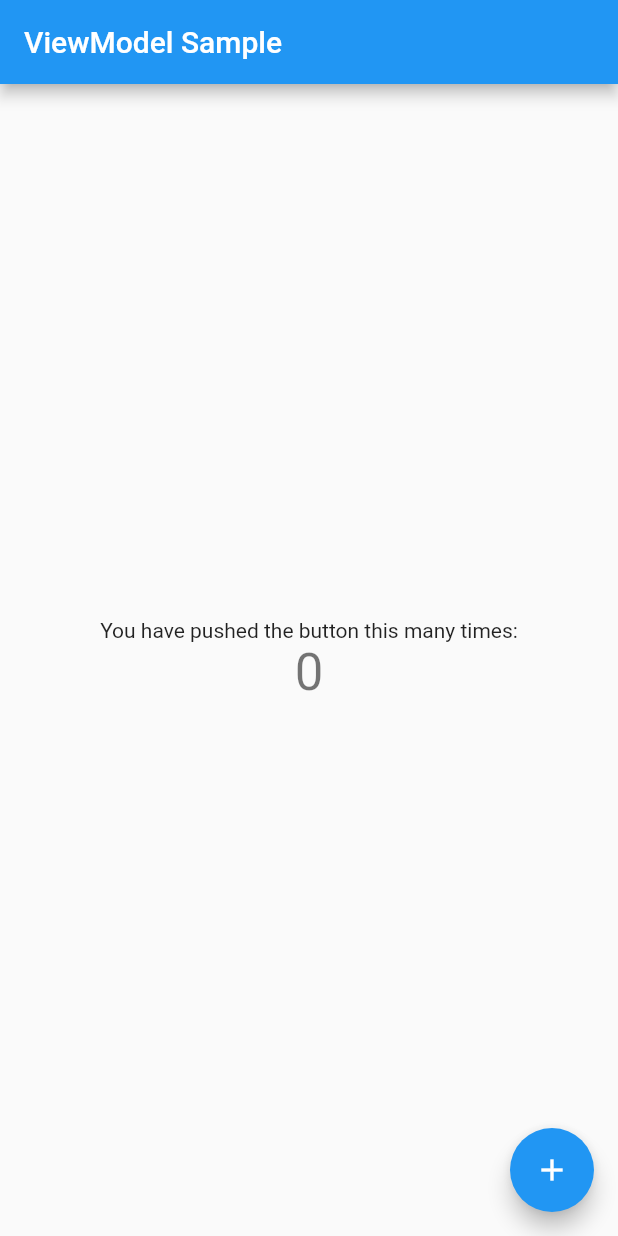
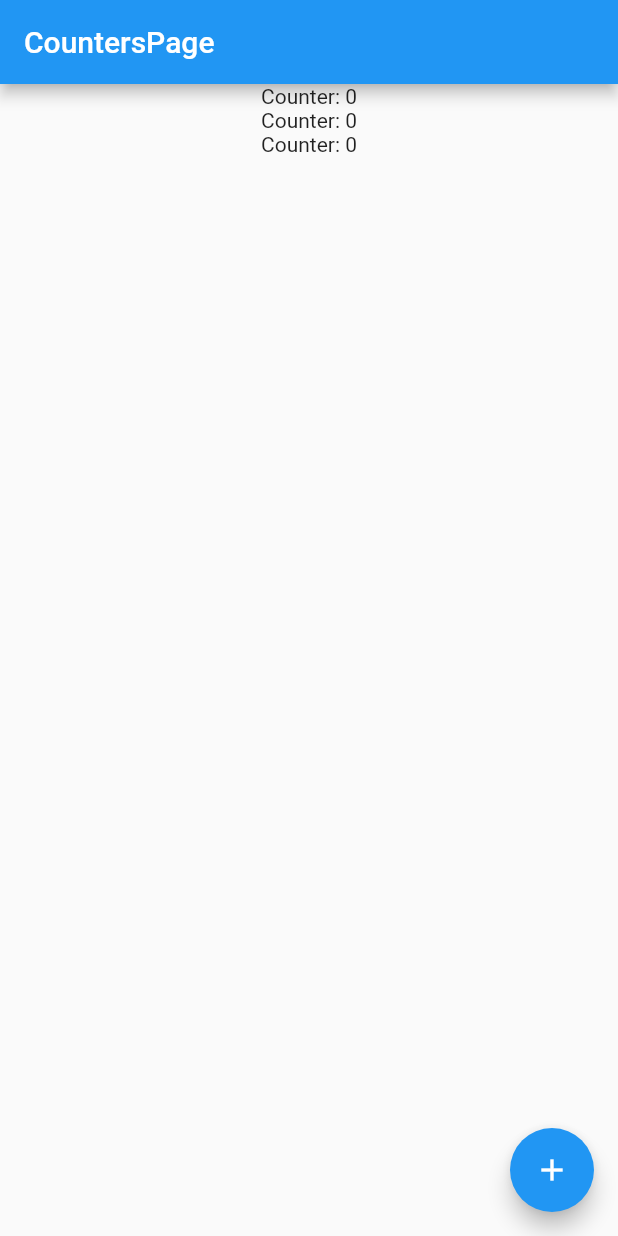
Before and after one commit to SEGVeenstra/viewmodelscope, a Flutter app: the screen it shows after launch, on a phone screen of 412 x 824 dp. Run offline on Flutter 3.47's test engine with Material 2 defaults, Android fonts, the phone set to English and light mode, and no system bars.

Commit message:
Clean up and add another sample widget

```diff
--- a/example/lib/main.dart
+++ b/example/lib/main.dart
@@ -30,35 +30,25 @@ class MyApp extends StatelessWidget {
         primarySwatch: Colors.blue,
         visualDensity: VisualDensity.adaptivePlatformDensity,
       ),
-      home: CounterViewModel(child: MyHomePage()),
+      home: CounterViewModel(child: CountersPage()),
     );
   }
 }
 
-class MyHomePage extends ViewModelConsumer<CounterViewModel> {
+class CountersPage extends ViewModelConsumer<CounterViewModel> {
   @override
   Widget buildView(BuildContext context, CounterViewModel viewModel) {
     return Scaffold(
       appBar: AppBar(
-        title: Text('ViewModel Sample'),
+        title: Text('CountersPage'),
       ),
-      body: Center(
-        child: Column(
-          mainAxisAlignment: MainAxisAlignment.center,
-          children: <Widget>[
-            Text(
-              'You have pushed the button this many times:',
-            ),
-            ValueListenableBuilder<int>(
-                valueListenable: viewModel.counter,
-                builder: (context, number, child) {
-                  return Text(
-                    '$number',
-                    style: Theme.of(context).textTheme.headline4,
-                  );
-                }),
-          ],
-        ),
+      body: Column(
+        children: [
+          TextualCounterWidget(),
+          TextualCounterWidget(),
+          TextualCounterWidget(),
+          VisualCounterWidget()
+        ],
       ),
       floatingActionButton: FloatingActionButton(
         onPressed: () {
@@ -70,3 +60,34 @@ class MyHomePage extends ViewModelConsumer<CounterViewModel> {
     );
   }
 }
+
+class TextualCounterWidget extends ViewModelConsumer<CounterViewModel> {
+  @override
+  Widget buildView(BuildContext context, CounterViewModel viewModel) {
+    return Center(
+      child: ValueListenableBuilder<int>(
+          valueListenable: viewModel.counter,
+          builder: (context, count, _) {
+            return Text('Counter: $count');
+          }),
+    );
+  }
+}
+
+class VisualCounterWidget extends ViewModelConsumer<CounterViewModel> {
+  @override
+  Widget buildView(BuildContext context, CounterViewModel viewModel) {
+    return ValueListenableBuilder<int>(
+        valueListenable: viewModel.counter,
+        builder: (context, count, _) {
+          return Row(
+            children: List.generate(
+                count,
+                (index) => Container(
+                      color: Colors.amber,
+                      child: Text('$index'),
+                    )),
+          );
+        });
+  }
+}
--- a/lib/src/viewmodel.dart
+++ b/lib/src/viewmodel.dart
@@ -3,13 +3,9 @@ import 'package:flutter/widgets.dart';
 abstract class ViewModel extends InheritedWidget {
   ViewModel({@required Widget child, Key key}) : super(child: child, key: key);
 
-  ViewModel.withDependencies(BuildContext context,
-      {@required Widget child, Key key})
-      : super(child: child, key: key);
-
   @override
   bool updateShouldNotify(InheritedWidget oldWidget) {
-    return false;
+    return oldWidget != this;
   }
 
   static T of<T extends ViewModel>(BuildContext context) {
```
